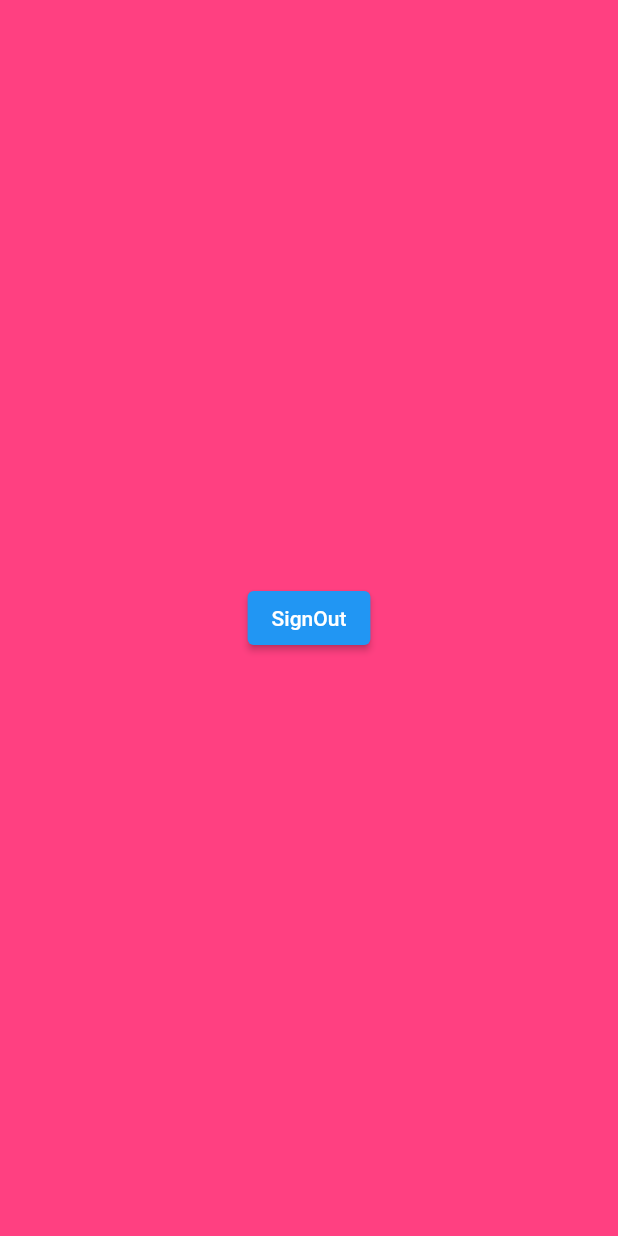
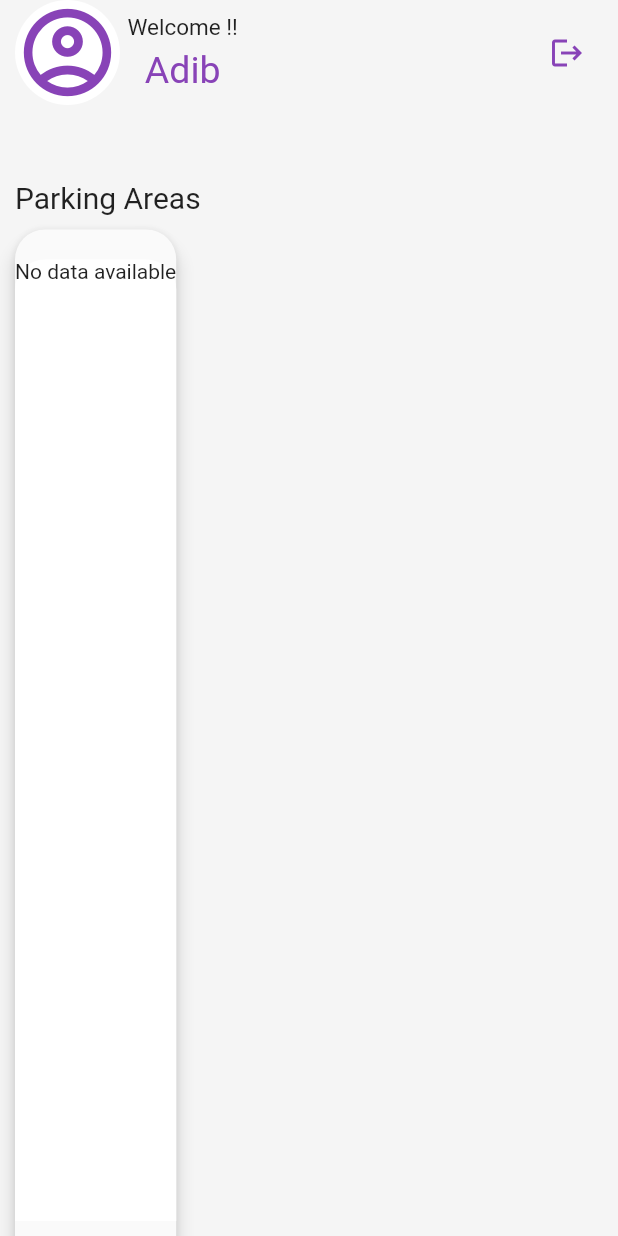
Before and after one commit to A-d-i-b/Park-karo-Team-Insidious-, a Flutter app: the HomeScreen screen opened by its route, on a phone screen of 412 x 824 dp. Run offline on Flutter 3.47's test engine with Material 2 defaults, Android fonts, the phone set to English and light mode, and no system bars; our stand-ins replace awesome_snackbar_content, cloud_firestore, firebase_auth, firebase_core, get, pinput; accounts and stored records are empty.

Commit message:
Added Home Screen

```diff
--- a/lib/Screens/home.dart
+++ b/lib/Screens/home.dart
@@ -1,21 +1,105 @@
+import 'package:cloud_firestore/cloud_firestore.dart';
 import 'package:firebase_auth/firebase_auth.dart';
 import 'package:flutter/material.dart';
 import 'package:get/get.dart';
-
+import 'package:parkit/Screens/booking_screen.dart';
+import 'package:parkit/utils/card.dart';
 class HomeScreen extends StatelessWidget {
-  const HomeScreen({super.key});
-
+  HomeScreen({super.key});
+  final CollectionReference<Map<String, dynamic>> myCollection = FirebaseFirestore.instance.collection('parkings');
   @override
   Widget build(BuildContext context) {
     return  Scaffold(
-      backgroundColor: Colors.pinkAccent,
-      body: Center(
-        child: ElevatedButton(onPressed: ()async{
-          await FirebaseAuth.instance.signOut().then((value) {
-            Get.toNamed('/login');
-          });
-        }, child: Text("SignOut")),
-      ),
+      backgroundColor: Colors.grey.shade100,
+      body: SafeArea(
+        child: Padding(
+          padding: const EdgeInsets.only(left: 10,right: 10),
+          child: Column(
+            crossAxisAlignment: CrossAxisAlignment.start,
+            children: [
+              Row(
+                children: [
+                  Container(
+                    child: Icon(Icons.account_circle_outlined,size: 70,color: Color(0xff8843b7),),
+                    height: 70,
+                    width: 70,
+                    decoration: BoxDecoration(
+                        color: Colors.white,
+                        borderRadius: BorderRadius.circular(40)),
+                  ),
+                  SizedBox(width: 5),
+                  Column(
+                    children: [
+                      Text("Welcome !!",style: TextStyle(fontSize: 15),),
+                      SizedBox(
+                        height: 5
+                      ),
+                      Text("Adib",style: TextStyle(fontSize: 25,color: Color(0xff8843b7)),),
+                    ],
+                  ),
+                  Spacer(),
+                  IconButton(onPressed: ()async{
+                    await FirebaseAuth.instance.signOut().then((value) {
+                      Get.toNamed('/login');
+                    });
+                  }, icon: Icon(Icons.logout,color: Color(0xff8843b7),))
+                ],
+              ),
+              SizedBox(height: 50),
+              Text("Parking Areas",style: TextStyle(fontSize: 20),),
+              SizedBox(height: 10),
+              Expanded(child: Material(
+                borderRadius: BorderRadius.only(topLeft: Radius.circular(20),topRight: Radius.circular(20)),
+                elevation: 5,
+                child: Padding(
+                  padding: const EdgeInsets.only(top: 20,bottom: 10),
+                  child: Container(
+                    decoration: BoxDecoration(
+                    color: Colors.white,
+                    borderRadius: BorderRadius.only(topLeft: Radius.circular(20),topRight: Radius.circular(20))
+                  ),
+                    child: StreamBuilder<QuerySnapshot<Map<String, dynamic>>>(
+                      stream: myCollection.snapshots(),
+                      builder: (context, snapshot) {
+                        if (snapshot.hasError) {
+                          return Text('Error: ${snapshot.error}');
+                        }
+
+                        if (snapshot.connectionState == ConnectionState.waiting) {
+                          return CircularProgressIndicator(); // Display a loading indicator while waiting for data.
+                        }
+
+                        if (!snapshot.hasData || snapshot.data!.docs.isEmpty) {
+                          return Text('No data available'); // Display a message if there are no documents.
+                        }
+
+                        // If data is available, create a ListView.builder to display the documents.
+                        return ListView.builder(
+                          itemCount: snapshot.data!.docs.length,
+                          itemBuilder: (context, index) {
+                            DocumentSnapshot<Map<String, dynamic>> document = snapshot.data!.docs[index];
+                            // Access the data from the document using document.data().
+                            Map<String, dynamic> data = document.data() as Map<String, dynamic>;
+
+                            return CustomCard(address: data['address'], Name: data['name'], url: data['image'],func: (){
+                              Navigator.push(context, MaterialPageRoute(builder: (context)=>BookingScreen()));
+                            },);
+                            //   ListTile(
+                            //   title: Text(data['name']), // Access your document fields here.
+                            //   subtitle: Text(data['address']),
+                            //   // Add more widgets to display other document fields as needed.
+                            // );
+                          },
+                        );
+                      },
+                    ),
+                  ),
+                ),
+              )),
+            ],
+          ),
+        ),
+      )
     );
   }
 }
```
Also changed, not shown: lib/Screens/booking_screen.dart (added, +13 -0 lines), lib/utils/card.dart (added, +51 -0 lines).
